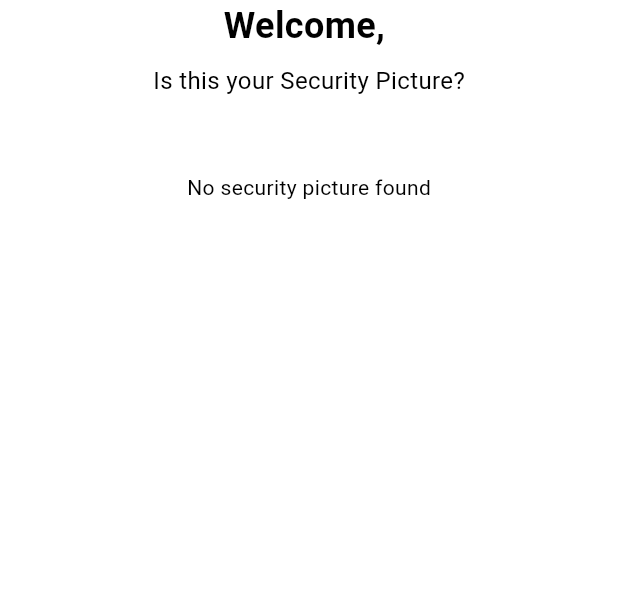
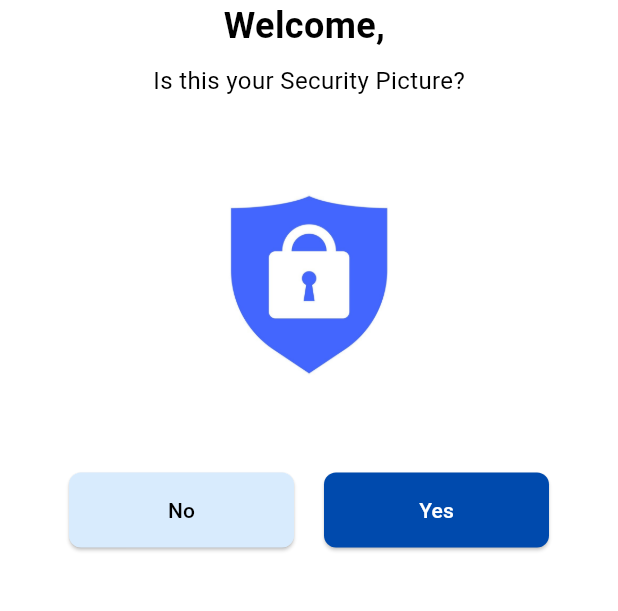
Before and after one commit to zahir248/niwos, a Flutter app: the SecurityPicturePage screen opened directly with empty values, on a phone screen of 412 x 824 dp, the part 600-1211 px from its top. Run offline on Flutter 3.47's test engine with Material 3 defaults, Android fonts, the phone set to English and light mode, and no system bars; our stand-ins replace image_picker, local_auth, shared_preferences; missing offline and left inert: nfc_manager, razorpay_web; accounts and stored records are empty; network calls fail.

Commit message:
display default security image when no retrieved image

```diff
--- a/lib/views/security_picture_page.dart
+++ b/lib/views/security_picture_page.dart
@@ -1,7 +1,6 @@
 import 'dart:typed_data';
 import 'package:flutter/material.dart';
 
-import '/models/security_picture_model.dart';
 import '/controllers/security_picture_controller.dart';
 
 class SecurityPicturePage extends StatefulWidget {
@@ -14,7 +13,7 @@ class SecurityPicturePage extends StatefulWidget {
 }
 
 class _SecurityPicturePageState extends State<SecurityPicturePage> {
-  final SecurityPictureController _controller = SecurityPictureController(); // Declaration of the controller
+  final SecurityPictureController _controller = SecurityPictureController();
 
   String getMaskedUsername(String username) {
     if (username.length <= 4) {
@@ -46,7 +45,7 @@ class _SecurityPicturePageState extends State<SecurityPicturePage> {
               style: TextStyle(
                 fontSize: 24,
                 fontWeight: FontWeight.bold,
-                color: Colors.black, // Set text font color to black
+                color: Colors.black,
               ),
             ),
             SizedBox(height: 8),
@@ -55,48 +54,74 @@ class _SecurityPicturePageState extends State<SecurityPicturePage> {
               style: TextStyle(
                 fontSize: 16,
                 fontWeight: FontWeight.normal,
-                color: Colors.black, // Set text font color to black
+                color: Colors.black,
               ),
             ),
             SizedBox(height: 50),
             FutureBuilder<Uint8List?>(
-              future: SecurityPictureModel.fetchSecurityPicture(widget.username),
+              future: _controller.fetchSecurityPicture(widget.username),
               builder: (context, snapshot) {
                 if (snapshot.connectionState == ConnectionState.waiting) {
                   return CircularProgressIndicator();
-                } else if (snapshot.hasError) {
-                  return Text(
-                    'Error: ${snapshot.error}',
-                    style: TextStyle(color: Colors.black), // Set text font color to black
+                } else if (snapshot.hasError || !snapshot.hasData || snapshot.data == null) {
+                  return Column(
+                    children: [
+                      Image.asset(
+                        'assets/defaultSecurity.jpg', // Path to your default image asset
+                        width: 150,
+                        height: 150,
+                      ),
+                      SizedBox(height: 50),
+                      _buildButtons(context),
+                    ],
                   );
-                } else if (snapshot.hasData && snapshot.data != null) {
-                  // Display the decoded image using Image.memory widget
+                } else {
                   return Column(
                     children: [
                       Image.memory(
                         snapshot.data!,
                         width: 150,
                         height: 150,
+                        errorBuilder: (context, error, stackTrace) {
+                          return Image.asset(
+                            'assets/defaultSecurity.jpg', // Path to your default image asset
+                            width: 150,
+                            height: 150,
+                          );
+                        },
                       ),
                       SizedBox(height: 50),
-                      Row(
+                      _buildButtons(context),
+                    ],
+                  );
+                }
+              },
+            ),
+            SizedBox(height: 20),
+          ],
+        ),
+      ),
+    );
+  }
+
+  Widget _buildButtons(BuildContext context) {
+    return Row(
       mainAxisAlignment: MainAxisAlignment.center,
       children: [
         ElevatedButton(
           onPressed: () {
-                              // Navigate back to the previous page (login_page)
             Navigator.pop(context);
           },
           style: ElevatedButton.styleFrom(
             shape: RoundedRectangleBorder(
               borderRadius: BorderRadius.circular(8),
             ),
-                              minimumSize: Size(150, 50), // Adjust the minimum width and height of the button
-                              backgroundColor: Color(0xFFD8EBFD), // Background color for "No" button
+            minimumSize: Size(150, 50),
+            backgroundColor: Color(0xFFD8EBFD),
           ),
           child: Text(
             'No',
-                              style: TextStyle(color: Colors.black), // Set text font color to black
+            style: TextStyle(color: Colors.black),
           ),
         ),
         SizedBox(width: 20),
@@ -108,30 +133,15 @@ class _SecurityPicturePageState extends State<SecurityPicturePage> {
             shape: RoundedRectangleBorder(
               borderRadius: BorderRadius.circular(8),
             ),
-                              minimumSize: Size(150, 50), // Adjust the minimum width and height of the button
-                              backgroundColor: Color(0xFF004AAD), // Background color for "Yes" button
+            minimumSize: Size(150, 50),
+            backgroundColor: Color(0xFF004AAD),
           ),
           child: Text(
             'Yes',
-                              style: TextStyle(color: Colors.white), // Set text font color to black
+            style: TextStyle(color: Colors.white),
           ),
         ),
       ],
-                      ),
-                    ],
-                  );
-                } else {
-                  return Text(
-                    'No security picture found',
-                    style: TextStyle(color: Colors.black), // Set text font color to black
-                  );
-                }
-              },
-            ),
-            SizedBox(height: 20),
-          ],
-        ),
-      ),
     );
   }
 }
--- a/pubspec.yaml
+++ b/pubspec.yaml
@@ -70,6 +70,7 @@ flutter:
      - assets/niwos2.png
      - assets/niwos3.png
      - assets/default.jpg
+     - assets/defaultSecurity.jpg
 
   # An image asset can refer to one or more resolution-specific "variants", see
   # https://flutter.dev/assets-and-images/#resolution-aware
```
Also changed, not shown: assets/defaultSecurity.jpg (added). Lines whose indentation alone changed are shown as unchanged.
